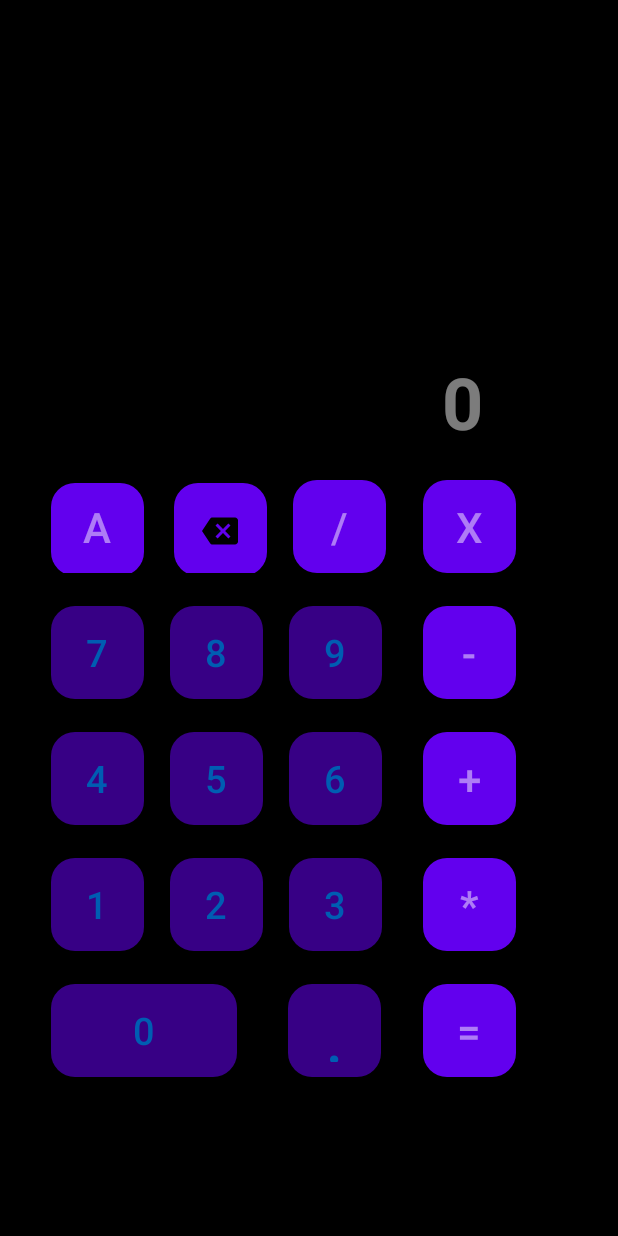
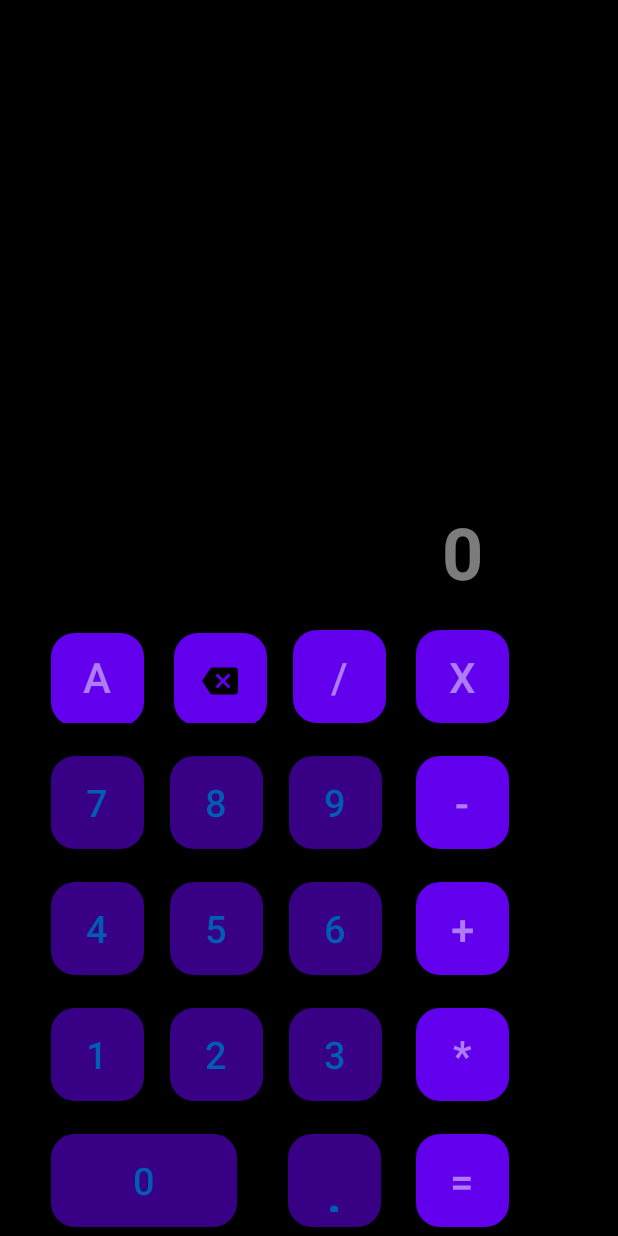
Before and after one commit to SheROZ0082/Calculator, an Android app: the screen it shows after launch (MainActivity), on a phone screen of 412 x 824 dp. Run offline under Robolectric (Android 15) with nearby library versions, the phone set to English and light mode, and no system bars.

Commit message:
homework 7 & 8 done

```diff
--- a/app/src/main/AndroidManifest.xml
+++ b/app/src/main/AndroidManifest.xml
@@ -25,6 +25,9 @@
                 android:name="android.app.lib_name"
                 android:value="" />
         </activity>
+        <activity
+            android:name=".SecondActivity"
+            android:exported="true" />
     </application>
 
 </manifest>
--- a/app/src/main/java/com/example/w/MainActivity.java
+++ b/app/src/main/java/com/example/w/MainActivity.java
@@ -1,14 +1,15 @@
 package com.example.w;
-
-import androidx.appcompat.app.AppCompatActivity;
 
 import android.annotation.SuppressLint;
 import android.content.Intent;
 import android.os.Bundle;
+import android.text.Editable;
+import android.text.TextWatcher;
 import android.view.View;
 import android.widget.Button;
-import android.widget.EditText;
 import android.widget.TextView;
+
+import androidx.appcompat.app.AppCompatActivity;
 
 public class MainActivity extends AppCompatActivity {
     private TextView textView;
@@ -17,6 +18,7 @@ public class MainActivity extends AppCompatActivity {
     private String operation;
     private Integer result;
     private Button btn_next;
+    private Button backspace;
 
 
     @SuppressLint("MissingInflatedId")
@@ -26,11 +28,64 @@ public class MainActivity extends AppCompatActivity {
         setContentView(R.layout.activity_main);
         textView = findViewById(R.id.zero);
         btn_next = findViewById(R.id.btn_next);
+        backspace = findViewById(R.id.btn_backspace);
+        backspaceLogic();
+        showNext();
+        clickNext();
     }
 
+    private void showNext() {
+        textView.addTextChangedListener(new TextWatcher() {
+            @Override
+            public void beforeTextChanged(CharSequence charSequence, int i, int i1, int i2) {
+
+            }
+
+            @Override
+            public void onTextChanged(CharSequence charSequence, int i, int i1, int i2) {
+                try {
+                    if (result > 0) {
+                        btn_next.setVisibility(View.VISIBLE);
+                    } else {
+                        btn_next.setVisibility(View.GONE);
+                    }
+                } catch (NullPointerException nullPointerException) {
+                }
+            }
+
+            @Override
+            public void afterTextChanged(Editable editable) {
+            }
+        });
+    }
+
+    private void clickNext() {
+        btn_next.setOnClickListener(view1 -> {
+            Intent intent = new Intent(MainActivity.this, SecondActivity.class);
+            String text = textView.getText().toString();
+            intent.putExtra("nextbtn", text);
+            startActivity(intent);
+            finish();
+        });
+    }
+
+    private void backspaceLogic() {
+        backspace.setOnClickListener(v -> {
+
+
+            String str = textView.getText().toString();
+            if (str.length() >= 1) {
+                str = str.substring(0, str.length() - 1);
+                textView.setText(str);
+            } else if (str.length() <= 1) {
+                textView.setText("0");
+            }
+        });
+    }
 
     @SuppressLint("NonConstantResourceId")
     public void OnNumberClick(View view) {
+
         switch (view.getId()) {
             case R.id.btn_one:
                 if (textView.getText().toString().equals("0")) {
@@ -169,6 +224,7 @@ public class MainActivity extends AppCompatActivity {
                 isOperationClick = true;
                 if (isOperationClick = true)
                     findViewById(R.id.btn_next).setVisibility(View.VISIBLE);
+
                 switch (operation) {
                     case "+":
                         result = first + second;
@@ -189,9 +245,11 @@ public class MainActivity extends AppCompatActivity {
 
             case R.id.btn_clear:
                 textView.setText("0");
+                btn_next.setVisibility(View.GONE);
                 break;
         }
         isOperationClick = true;
     }
 
+
 }
--- a/app/src/main/res/layout/activity_main.xml
+++ b/app/src/main/res/layout/activity_main.xml
@@ -15,8 +15,9 @@
         android:textColor="@color/black"
         android:textSize="24sp"
         android:visibility="gone"
+        app:layout_constraintBottom_toTopOf="@id/zero"
         app:layout_constraintEnd_toEndOf="parent"
-        app:layout_constraintTop_toTopOf="parent" />
+        app:layout_constraintStart_toStartOf="parent" />
 
     <TextView
         android:id="@+id/zero"
@@ -33,15 +34,12 @@
 
     <LinearLayout
         android:id="@+id/main_liner"
-        android:layout_width="match_parent"
-        android:layout_height="match_parent"
-        android:layout_marginTop="320dp"
-        android:layout_marginEnd="150dp"
+        android:layout_width="wrap_content"
+        android:layout_height="wrap_content"
+        android:layout_marginBottom="6dp"
         android:orientation="vertical"
         app:layout_constraintBottom_toBottomOf="parent"
-        app:layout_constraintTop_toTopOf="parent"
-        app:layout_constraintVertical_bias="1.0"
-        tools:layout_editor_absoluteX="0dp">
+        app:layout_constraintStart_toStartOf="parent">
 
         <LinearLayout
             android:id="@+id/container1"
@@ -54,7 +52,7 @@
                 android:layout_marginStart="34dp"
                 android:gravity="center_horizontal"
                 android:onClick="onOperationClick"
-                android:text="AC" />
+                android:text="A" />
 
             <Button
                 android:id="@+id/btn_backspace"
@@ -189,10 +187,11 @@
 
     <LinearLayout
         android:layout_width="wrap_content"
-        android:layout_height="match_parent"
+        android:layout_height="wrap_content"
         android:layout_marginStart="20dp"
-        android:layout_marginTop="320dp"
+        android:layout_marginBottom="6dp"
         android:orientation="vertical"
+        app:layout_constraintBottom_toBottomOf="parent"
         app:layout_constraintStart_toEndOf="@id/main_liner">
 
         <Button
```
Also changed, not shown: app/src/main/java/com/example/w/SecondActivity.java (added, +32 -0 lines), app/src/main/res/layout/activity_second.xml (added, +37 -0 lines).
